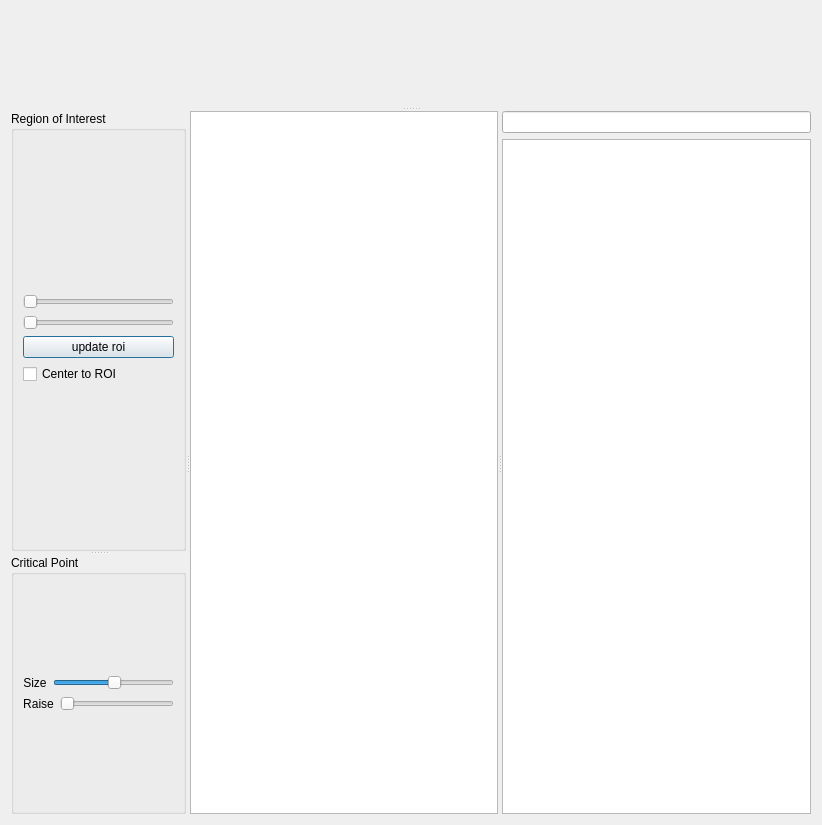
Above: viewer/grid_viewer_mainwindow.ui from nithins/mscomplex-2d before the change. Below: the same form after it.
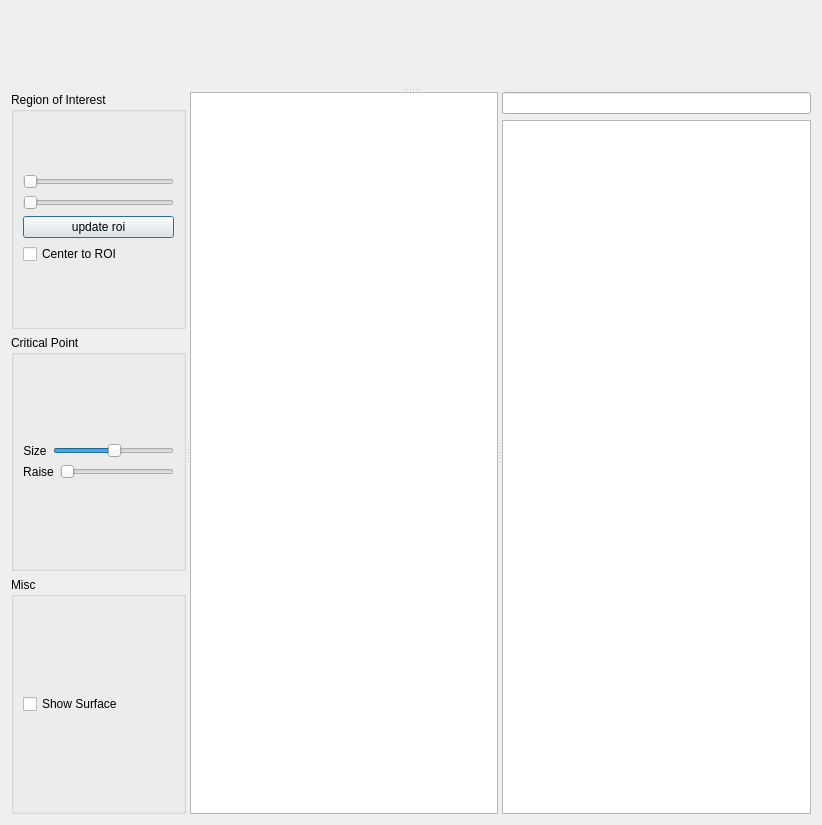
That is the form after the change. Custom widgets are drawn as their Qt base class.

Commit message: major rewrite of viewer

What changed in the file:
```diff
--- a/viewer/grid_viewer_mainwindow.ui
+++ b/viewer/grid_viewer_mainwindow.ui
@@ -16,9 +16,9 @@
   <property name="windowTitle">
    <string>Frame</string>
   </property>
-  <layout class="QVBoxLayout" name="verticalLayout_6">
+  <layout class="QVBoxLayout" name="verticalLayout_7">
    <item>
-    <widget class="QSplitter" name="splitter_3">
+    <widget class="QSplitter" name="splitter_2">
      <property name="orientation">
       <enum>Qt::Vertical</enum>
      </property>
@@ -27,14 +27,13 @@
        <bool>false</bool>
       </property>
      </widget>
-     <widget class="QSplitter" name="splitter_2">
-      <property name="orientation">
-       <enum>Qt::Horizontal</enum>
-      </property>
       <widget class="QSplitter" name="splitter">
        <property name="orientation">
-        <enum>Qt::Vertical</enum>
-       </property>
+       <enum>Qt::Horizontal</enum>
+      </property>
+      <widget class="QWidget" name="">
+       <layout class="QVBoxLayout" name="verticalLayout_6">
+        <item>
        <widget class="QGroupBox" name="roi_groupBox">
         <property name="title">
          <string>Region of Interest</string>
@@ -107,6 +106,8 @@
          </item>
         </layout>
        </widget>
+        </item>
+        <item>
        <widget class="QGroupBox" name="groupBox">
         <property name="title">
          <string>Critical Point</string>
@@ -166,6 +167,29 @@
          </item>
         </layout>
        </widget>
+        </item>
+        <item>
+         <widget class="QGroupBox" name="groupBox_2">
+          <property name="title">
+           <string>Misc</string>
+          </property>
+          <layout class="QVBoxLayout" name="verticalLayout_8">
+           <item>
+            <widget class="QCheckBox" name="show_surface_checkBox">
+             <property name="text">
+              <string>Show Surface</string>
+             </property>
+             <property name="checked">
+              <bool>false</bool>
+             </property>
+            </widget>
+           </item>
+          </layout>
+          <zorder>show_surface_checkBox</zorder>
+          <zorder>groupBox</zorder>
+         </widget>
+        </item>
+       </layout>
       </widget>
       <widget class="QTableView" name="datapiece_view">
        <property name="contextMenuPolicy">
```
Left out of the diff: 10 changed lines with no effect on the pictures. Lines whose indentation alone changed are shown as unchanged. The commit also changes 17 other files.
